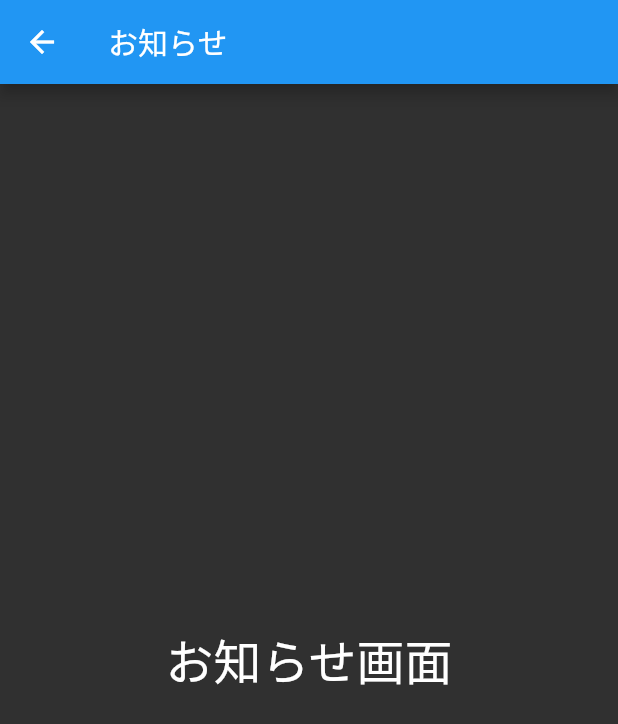
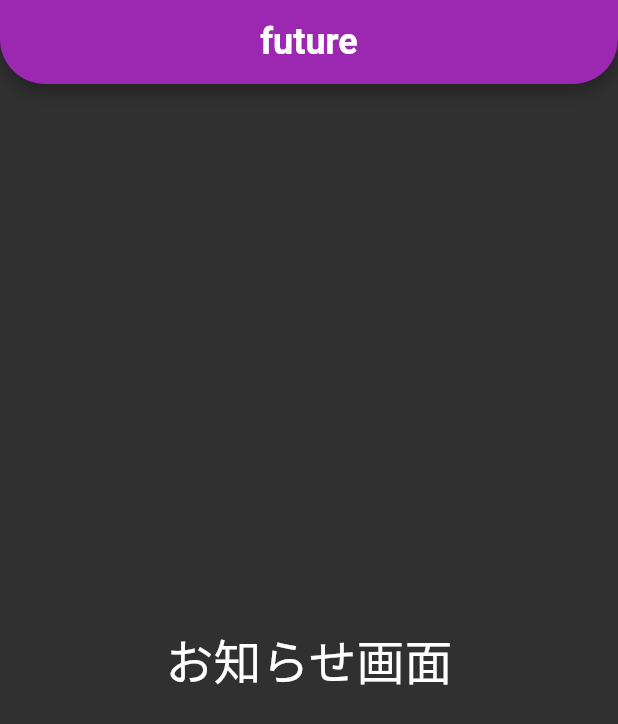
Before and after one commit to HayatoTomonari/infinity, a Flutter app: the Notice screen opened directly, on a phone screen of 412 x 824 dp. Shown: the top 724 px of the screen. Run offline on Flutter 3.47's test engine with Material 2 defaults, Android fonts, the phone set to English and light mode, and no system bars; our stand-ins replace firebase_auth, firebase_core; accounts and stored records are empty.

Commit message:
Task:AppBarを変更。

```diff
--- a/lib/home/notice.dart
+++ b/lib/home/notice.dart
@@ -7,7 +7,17 @@ class Notice extends StatelessWidget {
   Widget build(BuildContext context) {
     return Scaffold(
       appBar: AppBar(
-        title: const Text('お知らせ'),
+        centerTitle: true,
+        title: const Text('future',
+            style: TextStyle(fontSize: 24, fontWeight: FontWeight.bold)),
+        backgroundColor: Colors.purple,
+        automaticallyImplyLeading: false,
+        shape: const RoundedRectangleBorder(
+          borderRadius: BorderRadius.only(
+            bottomLeft: Radius.circular(30),
+            bottomRight: Radius.circular(30),
+          ),
+        ),
       ),
       body:
           const Center(child: Text('お知らせ画面', style: TextStyle(fontSize: 32.0))),
```
Also changed, not shown: lib/home/home.dart (+13 -3 lines), lib/home/payment.dart (+11 -1 lines), lib/home/setting.dart (+11 -1 lines).
